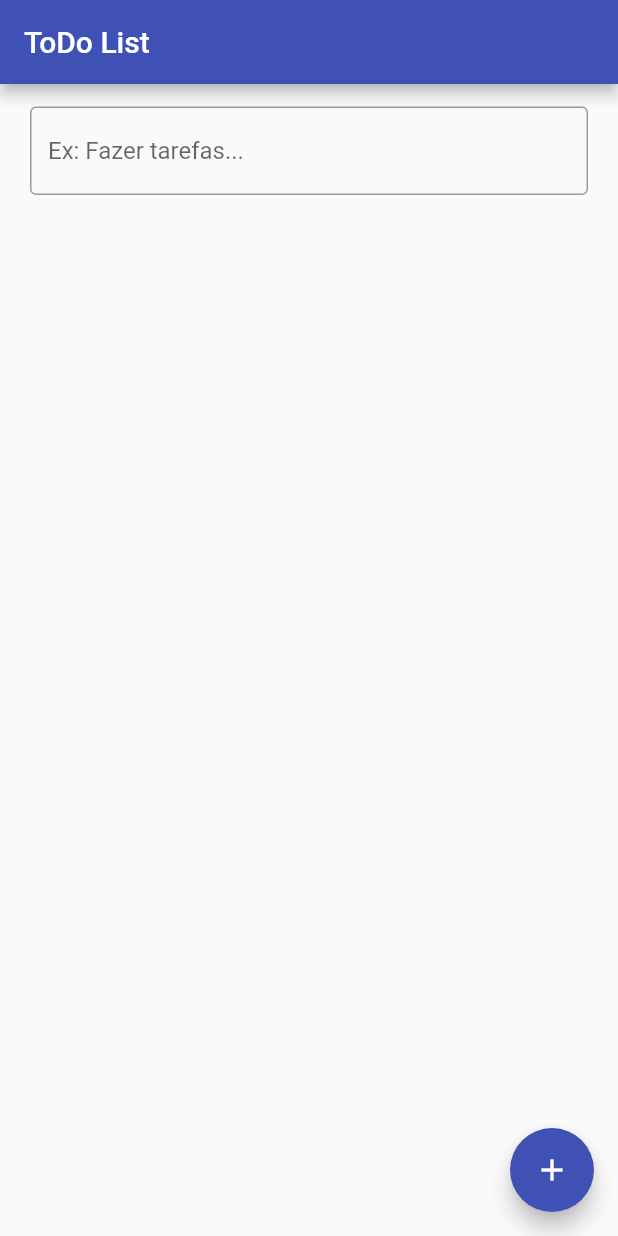
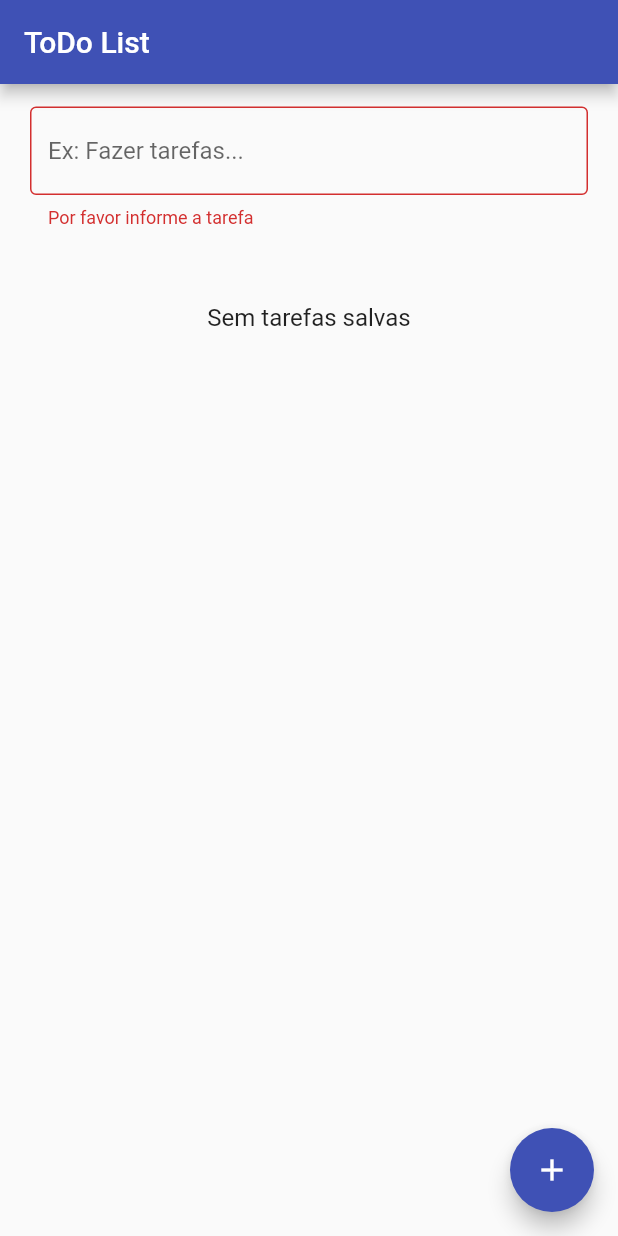
Before and after one commit to FilipeDevSantos/todo-flutter, a Flutter app: the screen it shows after launch, after a tap on the "add" icon, on a phone screen of 412 x 824 dp. Run offline on Flutter 3.47's test engine with Material 2 defaults, Android fonts, the phone set to English and light mode, and no system bars.

```diff
--- a/lib/main.dart
+++ b/lib/main.dart
@@ -31,8 +31,9 @@ class MyHomePage extends StatefulWidget {
 
 class _MyHomePageState extends State<MyHomePage> {
   late TextEditingController _nameTask;
+  final _formKey = GlobalKey<FormState>();
 
-  List<String> todos = [];
+  List<String> _todos = [];
 
   @override
   void initState() {
@@ -49,7 +50,7 @@ class _MyHomePageState extends State<MyHomePage> {
   void addTask(context) {
     if (_nameTask.text.isNotEmpty) {
       setState(() {
-        todos.add(_nameTask.text);
+        _todos.add(_nameTask.text);
       });
       _nameTask.clear();
     }
@@ -61,8 +62,8 @@ class _MyHomePageState extends State<MyHomePage> {
         context: context,
         builder: (BuildContext context) {
           return AlertDialog(
-            title: const Text('Apagar tarefa!'),
-            content: const Text('Tem certeza que deseja apagar a tarefa?'),
+            title: const Text('Tem certeza?'),
+            content: const Text("Ao pressionar 'Sim' a tarefa será apagada!"),
             actions: [
               TextButton(
                 onPressed: () => Navigator.of(context).pop(true),
@@ -98,23 +99,32 @@ class _MyHomePageState extends State<MyHomePage> {
             horizontal: 20,
             vertical: 15,
           ),
+          child: Form(
+            key: _formKey,
             child: Column(
               children: <Widget>[
-              TextField(
+                TextFormField(
                   controller: _nameTask,
                   decoration: const InputDecoration(
                     border: OutlineInputBorder(),
                     hintText: 'Ex: Fazer tarefas...',
                   ),
+                  validator: (text) {
+                    if (text == null || text.isEmpty) {
+                      return 'Por favor informe a tarefa';
+                    }
+                    return null;
+                  },
                 ),
                 const SizedBox(
                   height: 50,
                 ),
-              Expanded(
+                _todos.isNotEmpty
+                    ? Expanded(
                         child: ListView.separated(
                           itemBuilder: (BuildContext context, int task) {
                             return ListTile(
-                      title: Text(todos[task]),
+                              title: Text(_todos[task]),
                               trailing: IconButton(
                                 icon: const Icon(
                                   Icons.delete_forever_rounded,
@@ -125,7 +135,7 @@ class _MyHomePageState extends State<MyHomePage> {
 
                                   if (delete) {
                                     setState(() {
-                              todos.removeAt(task);
+                                      _todos.removeAt(task);
                                     });
                                   }
                                 },
@@ -133,15 +143,24 @@ class _MyHomePageState extends State<MyHomePage> {
                             );
                           },
                           separatorBuilder: (_, __) => const Divider(),
-                  itemCount: todos.length,
+                          itemCount: _todos.length,
                         ),
                       )
+                    : const Text(
+                        'Sem tarefas salvas',
+                        style: TextStyle(
+                          fontSize: 16,
+                        ),
+                      ),
               ],
+            ),
           ),
         ),
         floatingActionButton: FloatingActionButton(
           onPressed: () {
+            if (_formKey.currentState!.validate()) {
               _nameTask.text.isEmpty ? null : addTask(context);
+            }
             FocusScope.of(context).unfocus();
           },
           tooltip: 'New task',
```
Also changed, not shown: 1 other file. Lines whose indentation alone changed are shown as unchanged.
